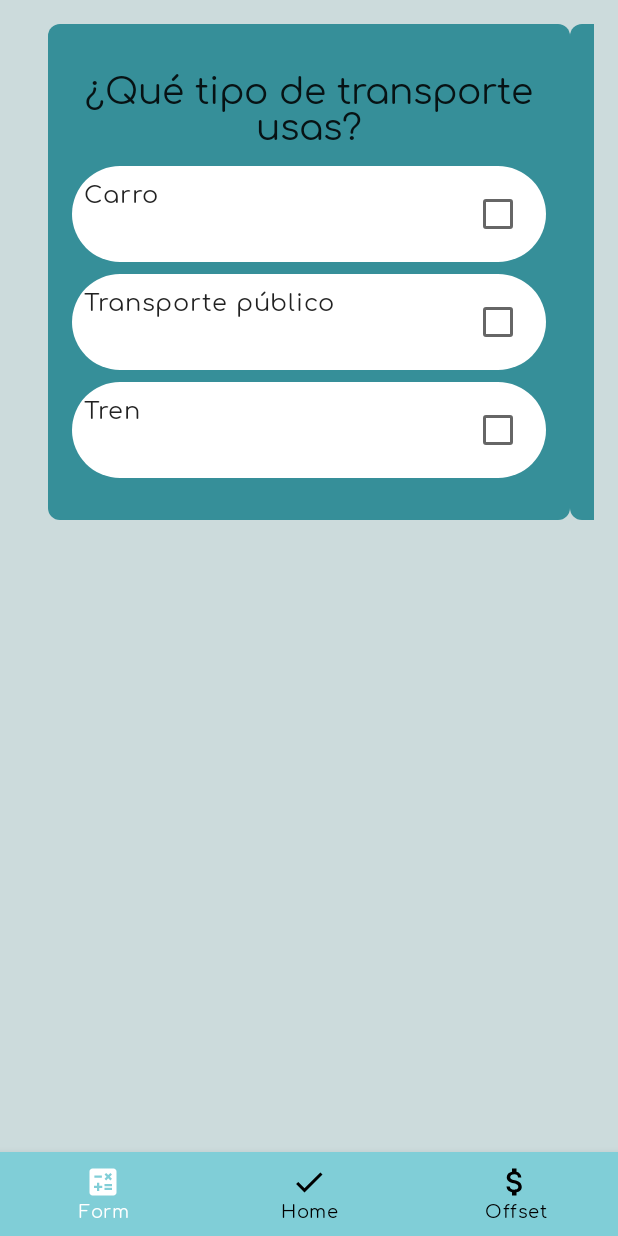
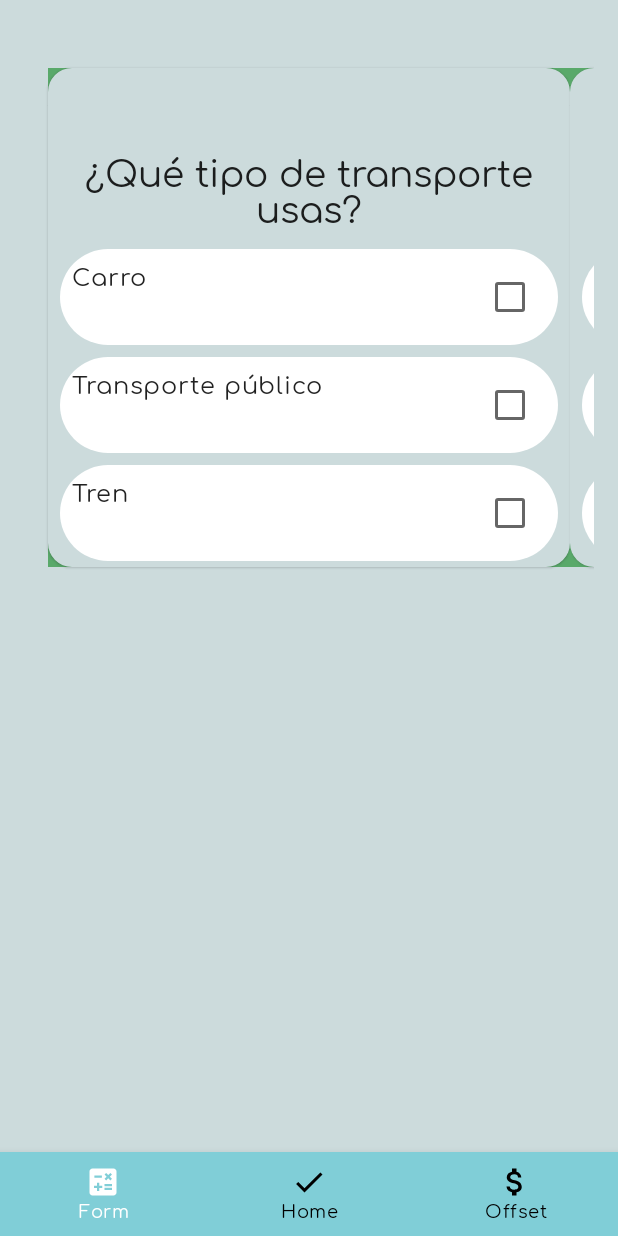
Before and after one commit to renatojobal/YupicAndroid, an Android app built with Jetpack Compose: the FormScreen screen opened through its navigation route, on a phone screen of 412 x 824 dp. Run offline under Robolectric (Android 15) with nearby library versions, the phone set to English and light mode, and no system bars; our stand-ins replace Timber, accompanist.

```diff
--- a/app/src/main/AndroidManifest.xml
+++ b/app/src/main/AndroidManifest.xml
@@ -2,7 +2,11 @@
 <manifest xmlns:android="http://schemas.android.com/apk/res/android"
     package="com.yupic.yupic">
 
+    <uses-permission android:name="android.permission.INTERNET" />
+
     <application
+        android:usesCleartextTraffic="true"
+        android:name=".YupicApp"
         android:allowBackup="true"
         android:icon="@mipmap/ic_launcher"
         android:label="@string/app_name"
--- a/app/src/main/java/com/yupic/yupic/MainActivity.kt
+++ b/app/src/main/java/com/yupic/yupic/MainActivity.kt
@@ -3,6 +3,7 @@ package com.yupic.yupic
 import android.os.Bundle
 import androidx.activity.ComponentActivity
 import androidx.activity.compose.setContent
+import androidx.activity.viewModels
 import androidx.compose.animation.AnimatedVisibility
 import androidx.compose.animation.ExperimentalAnimationApi
 import androidx.compose.animation.slideInVertically
@@ -35,13 +36,17 @@ import com.yupic.yupic.ui.login.LoginScreen
 
 class MainActivity : ComponentActivity() {
 
+    // View model
+    private val sharedViewModel : SharedViewModel by viewModels()
+
+
     @ExperimentalMaterialApi
     @ExperimentalPagerApi
     @ExperimentalAnimationApi
     override fun onCreate(savedInstanceState: Bundle?) {
         super.onCreate(savedInstanceState)
         setContent {
-            YupicApp()
+            YupicAppCompose(sharedViewModel)
         }
     }
 
@@ -52,7 +57,7 @@ class MainActivity : ComponentActivity() {
 @ExperimentalPagerApi
 @ExperimentalAnimationApi
 @Composable
-fun YupicApp(){
+fun YupicAppCompose(sharedViewModel: SharedViewModel){
     YupicTheme{
 
         val navController = rememberNavController()
@@ -72,7 +77,9 @@ fun YupicApp(){
             }
         )
         {
-            YupicNavHost(navHostController = navController, bottomBarState = bottomBarState)
+            YupicNavHost(navHostController = navController,
+                bottomBarState = bottomBarState,
+                sharedViewModel = sharedViewModel)
         }
 
 
@@ -89,7 +96,10 @@ fun isUserLogged(): Boolean {
 @ExperimentalMaterialApi
 @ExperimentalPagerApi
 @Composable
-fun YupicNavHost(navHostController: NavHostController, bottomBarState: MutableState<Boolean>) {
+fun YupicNavHost(
+    navHostController: NavHostController,
+    bottomBarState: MutableState<Boolean>,
+    sharedViewModel: SharedViewModel) {
     NavHost(navController = navHostController,
         modifier = Modifier.fillMaxSize(),
         startDestination = "login"){
@@ -111,7 +121,7 @@ fun YupicNavHost(navHostController: NavHostController, bottomBarState: MutableSt
             bottomBarState.value = true
         }
         composable(route=BottomNavigationItem.Offset.route){
-            OffsetScreen()
+            OffsetScreen(sharedViewModel = sharedViewModel)
             // show BottomBar
             bottomBarState.value = true
         }
--- /dev/null
+++ b/app/src/main/java/com/yupic/yupic/SharedViewModel.kt
@@ -0,0 +1,48 @@
+package com.yupic.yupic
+
+import androidx.lifecycle.LiveData
+import androidx.lifecycle.MutableLiveData
+import androidx.lifecycle.ViewModel
+import com.yupic.yupic.model.Project
+import com.yupic.yupic.repository.ApiInterface
+import retrofit2.Call
+import retrofit2.Callback
+import retrofit2.Response
+import timber.log.Timber
+
+
+class SharedViewModel : ViewModel() {
+
+
+    private val projectsList : MutableLiveData<List<Project>> = MutableLiveData(listOf())
+    fun getProjectsListLiveData(): LiveData<List<Project>> = projectsList
+
+    private fun loadProjectList(){
+
+        val apiInterface = ApiInterface.create().getProjects()
+
+        apiInterface.enqueue(object : Callback<List<Project>>{
+            override fun onResponse(call: Call<List<Project>>, response: Response<List<Project>>) {
+                if(response.code() == 200){
+                    response.body()?.let { responseBody ->
+                        projectsList.postValue(responseBody)
+                    }
+                }else{
+                    Timber.e("Error getting projects. Response code: ${response.code()} \n Response: $response")
+                }
+            }
+
+            override fun onFailure(call: Call<List<Project>>, t: Throwable) {
+                Timber.e(t, "Failure getting projects")
+            }
+
+        })
+
+    }
+
+    init {
+        this.loadProjectList()
+    }
+
+
+}
--- a/app/src/main/java/com/yupic/yupic/model/Project.kt
+++ b/app/src/main/java/com/yupic/yupic/model/Project.kt
@@ -1,7 +1,8 @@
 package com.yupic.yupic.model
 
 data class Project(
-    val title : String,
+    val name : String,
     val description: String,
-    var image : String? = null
+    var thumnail : String? = null,
+    var kgPerDollar : Float = 0f
 )
--- /dev/null
+++ b/app/src/main/java/com/yupic/yupic/repository/ApiInterface.kt
@@ -0,0 +1,30 @@
+package com.yupic.yupic.repository
+
+import com.yupic.yupic.model.Project
+import retrofit2.Call
+import retrofit2.Retrofit
+import retrofit2.converter.gson.GsonConverterFactory
+import retrofit2.http.GET
+
+interface ApiInterface {
+
+    @GET("core/projects/")
+    fun getProjects() : Call<List<Project>>
+
+
+    companion object {
+
+        const val ENTERPRISES_URL = "http://10.0.2.2:8000/api/"
+
+        fun create() : ApiInterface {
+            val retrofit = Retrofit.Builder()
+                .addConverterFactory(GsonConverterFactory.create())
+                .baseUrl(ENTERPRISES_URL)
+                .build()
+            return retrofit.create(ApiInterface::class.java)
+
+        }
+    }
+
+
+}
--- a/app/src/main/java/com/yupic/yupic/ui/form/FormScreen.kt
+++ b/app/src/main/java/com/yupic/yupic/ui/form/FormScreen.kt
@@ -2,6 +2,8 @@ package com.yupic.yupic.ui.form
 
 import androidx.compose.foundation.background
 import androidx.compose.foundation.layout.*
+import androidx.compose.foundation.shape.RoundedCornerShape
+import androidx.compose.material.Card
 import androidx.compose.material.Checkbox
 import androidx.compose.material.MaterialTheme
 import androidx.compose.material.Text
@@ -10,12 +12,14 @@ import androidx.compose.runtime.mutableStateOf
 import androidx.compose.runtime.remember
 import androidx.compose.ui.Alignment
 import androidx.compose.ui.Modifier
+import androidx.compose.ui.graphics.Color
 import androidx.compose.ui.text.style.TextAlign
 import androidx.compose.ui.tooling.preview.Preview
 import androidx.compose.ui.unit.dp
 import com.google.accompanist.pager.ExperimentalPagerApi
 import com.google.accompanist.pager.HorizontalPager
 import com.yupic.yupic.model.Node
+import com.yupic.yupic.ui.theme.YupicTheme
 
 @ExperimentalPagerApi
 @Composable
@@ -60,15 +64,38 @@ fun FormScreen() {
 fun QuestionCard(node: Node) {
     BoxWithConstraints (
         modifier = Modifier
-            .fillMaxWidth()
+            .fillMaxSize()
             .background(
-                color = MaterialTheme.colors.primaryVariant,
+                color = Color.Transparent,
                 shape = MaterialTheme.shapes.small
             )
-            .padding(horizontal = 8.dp, vertical = 24.dp)
+            .padding(horizontal = 0.dp, vertical = 24.dp)
     )
     {
-        Column {
+        BoxWithConstraints (
+            modifier = Modifier
+                .padding(top = 5.dp)
+                .background(
+                    color = MaterialTheme.colors.secondary
+                )
+
+                ){
+
+            Box ()
+            {
+                Box(
+                    modifier = Modifier
+                        .size(50.dp, 50.dp)
+                        .background(
+                            color = MaterialTheme.colors.onPrimary,
+                            shape = RoundedCornerShape(percent = 100)
+                        )
+                )
+                Card {
+                    Column(
+                        modifier = Modifier
+                            .padding(top = 50.dp)
+                    ) {
                         Text(
                             text = node.title,
                             style = MaterialTheme.typography.h5,
@@ -79,6 +106,13 @@ fun QuestionCard(node: Node) {
                             SingleSelectableItem(targetNode)
                         }
                     }
+                }
+
+            }
+
+
+        }
+
     }
 }
 
@@ -114,12 +148,16 @@ fun SingleSelectableItem(node: Node) {
 @Preview(showBackground = true)
 @Composable
 fun FormScreenPreview() {
+    YupicTheme {
         FormScreen()
+    }
+
 }
 
 @Preview(showBackground = true)
 @Composable
 fun QuestionCardPreview() {
+    YupicTheme {
         QuestionCard(
             Node(
                 title = "¿Qué tipo de transporte usas?",
@@ -141,3 +179,6 @@ fun QuestionCardPreview() {
             )
         )
     }
+
+
+}
--- a/build.gradle
+++ b/build.gradle
@@ -3,6 +3,8 @@ buildscript {
     ext {
         compose_version = '1.0.4'
         kotlin_version = "1.5.31"
+        retrofit_version = "2.9.0"
+        timber_version = "4.7.1"
     }
     repositories {
         google()
```
Also changed, not shown: app/build.gradle (+7 -0 lines), app/src/main/java/com/yupic/yupic/YupicApp.kt (added, +43 -0 lines), app/src/main/java/com/yupic/yupic/timber/DebugTree.kt (added, +26 -0 lines), app/src/main/java/com/yupic/yupic/timber/ReleaseTree.kt (added, +69 -0 lines), app/src/main/java/com/yupic/yupic/ui/offset/OffsetScreen.kt (+14 -31 lines). Lines whose indentation alone changed are shown as unchanged.
